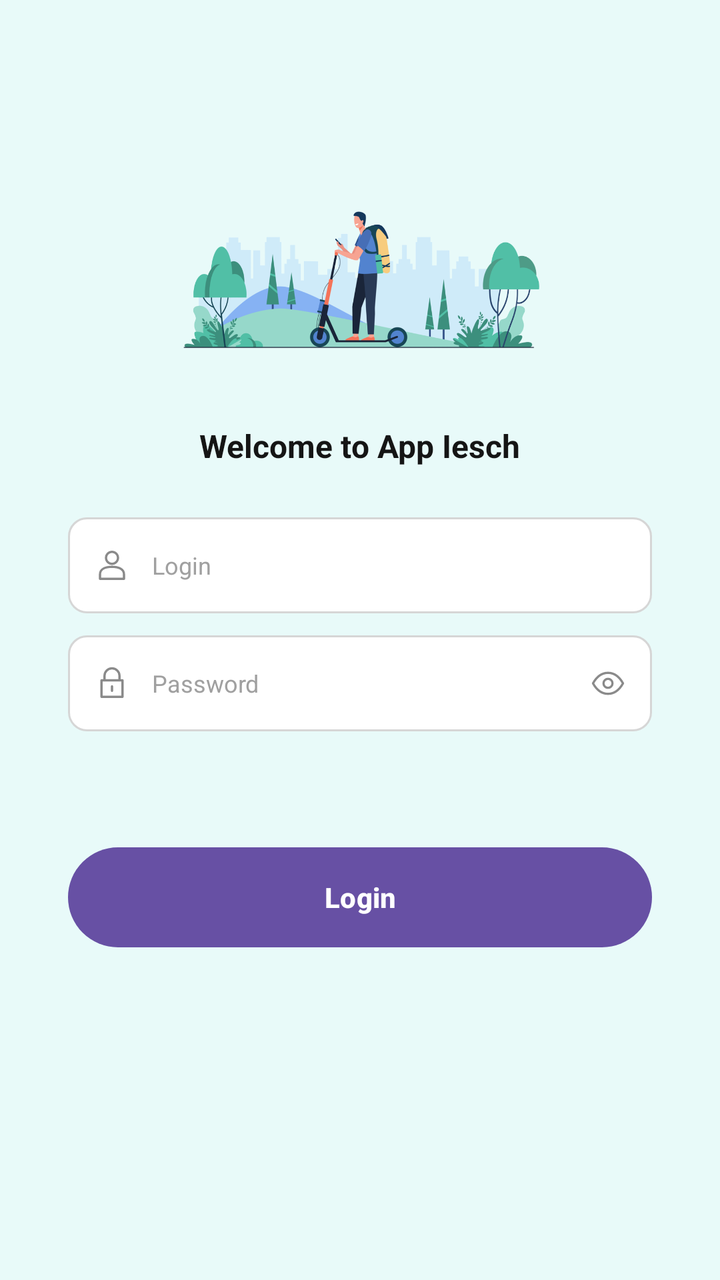
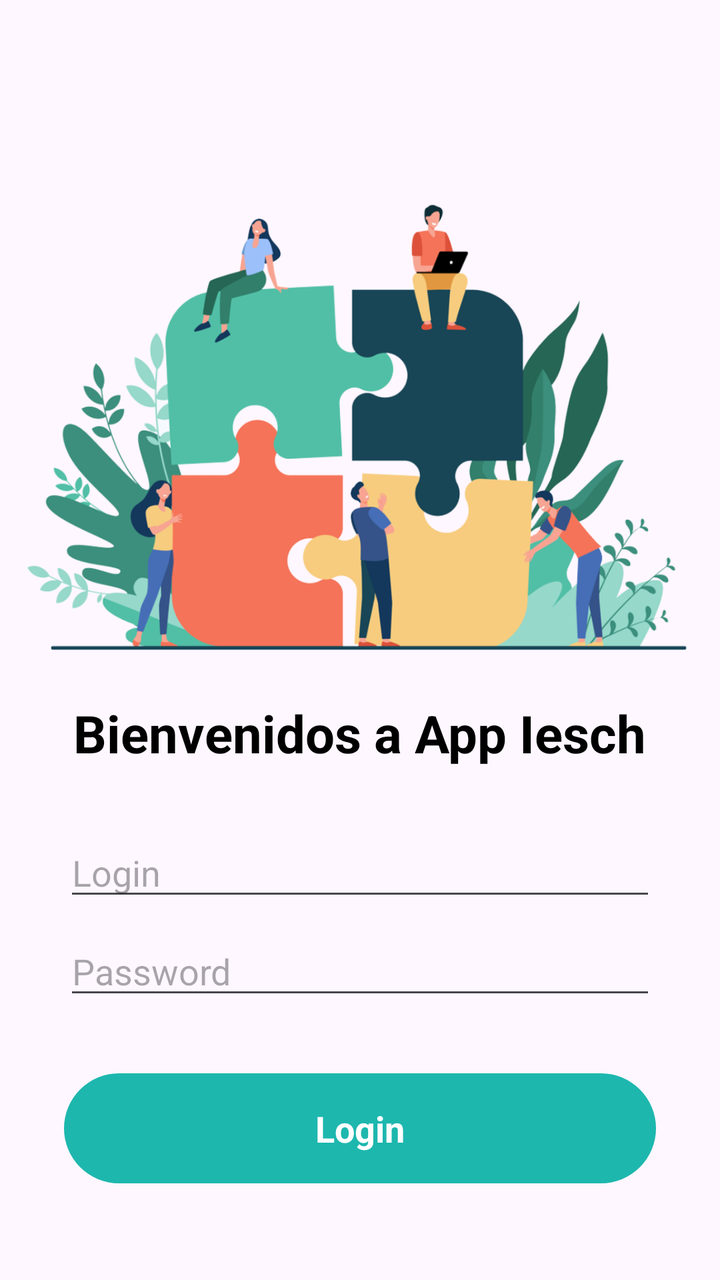

Two renders of the same Android screen: before a commit and after it. Below are the layout's source before the change and the commit's diff.
<!-- AndroidManifest.xml: application theme Theme.Pratica01Esther -->
<!-- res/layout/activity_login.xml -->
<?xml version="1.0" encoding="utf-8"?>
<LinearLayout xmlns:android="http://schemas.android.com/apk/res/android"
    android:layout_width="match_parent"
    android:layout_height="match_parent"
    android:background="#E8FAF9"
    android:gravity="center_horizontal"
    android:orientation="vertical"
    android:paddingStart="34dp"
    android:paddingEnd="34dp">

    <ImageView
        android:id="@+id/imgLogin"
        android:layout_width="190dp"
        android:layout_height="165dp"
        android:layout_marginTop="42dp"
        android:contentDescription="@string/login_image_description"
        android:scaleType="fitCenter"
        android:src="@drawable/login_banner" />

    <TextView
        android:id="@+id/tvLoginTitle"
        android:layout_width="wrap_content"
        android:layout_height="wrap_content"
        android:layout_marginTop="5dp"
        android:text="@string/login_title"
        android:textColor="#151515"
        android:textSize="16sp"
        android:textStyle="bold" />

    
    <LinearLayout
        android:layout_width="match_parent"
        android:layout_height="48dp"
        android:layout_marginTop="25dp"
        android:background="@drawable/bg_login_field"
        android:gravity="center_vertical"
        android:orientation="horizontal"
        android:paddingStart="13dp"
        android:paddingEnd="13dp">

        <ImageView
            android:layout_width="18dp"
            android:layout_height="18dp"
            android:contentDescription="@null"
            android:src="@drawable/ic_user" />

        <EditText
            android:id="@+id/etName"
            android:layout_width="0dp"
            android:layout_height="match_parent"
            android:layout_marginStart="11dp"
            android:layout_weight="1"
            android:background="@android:color/transparent"
            android:hint="@string/name_hint"
            android:inputType="textPersonName"
            android:maxLines="1"
            android:padding="0dp"
            android:textColor="#263764"
            android:textColorHint="#A0A0A0"
            android:textSize="12sp" />

    </LinearLayout>

    
    <LinearLayout
        android:layout_width="match_parent"
        android:layout_height="48dp"
        android:layout_marginTop="11dp"
        android:background="@drawable/bg_login_field"
        android:gravity="center_vertical"
        android:orientation="horizontal"
        android:paddingStart="13dp"
        android:paddingEnd="13dp">

        <ImageView
            android:layout_width="18dp"
            android:layout_height="18dp"
            android:contentDescription="@null"
            android:src="@drawable/ic_lock" />

        <EditText
            android:id="@+id/etPassword"
            android:layout_width="0dp"
            android:layout_height="match_parent"
            android:layout_marginStart="11dp"
            android:layout_weight="1"
            android:background="@android:color/transparent"
            android:hint="@string/password_hint"
            android:inputType="textPassword"
            android:maxLines="1"
            android:padding="0dp"
            android:textColor="#263764"
            android:textColorHint="#A0A0A0"
            android:textSize="12sp" />

        <ImageView
            android:layout_width="18dp"
            android:layout_height="18dp"
            android:contentDescription="@null"
            android:src="@drawable/ic_eye" />

    </LinearLayout>

    <Button
        android:id="@+id/btnLogin"
        android:layout_width="match_parent"
        android:layout_height="50dp"
        android:layout_marginTop="58dp"
        android:background="@drawable/bg_login_button"
        android:text="@string/enter_button"
        android:textAllCaps="false"
        android:textColor="@android:color/white"
        android:textSize="14sp"
        android:textStyle="bold" />

</LinearLayout>
<!-- resources referenced by this layout -->
<resources>
  <!-- drawable bg_login_button (drawable) -->
  <?xml version="1.0" encoding="utf-8"?>
  <shape xmlns:android="http://schemas.android.com/apk/res/android">
  
      <solid android:color="#42C2BC" />
  
      <corners android:radius="28dp" />
  
  </shape>
  <!-- drawable bg_login_field (drawable) -->
  <?xml version="1.0" encoding="utf-8"?>
  <shape xmlns:android="http://schemas.android.com/apk/res/android">
  
      <solid android:color="#FFFFFF" />
  
      <corners android:radius="9dp" />
  
      <stroke
          android:width="1dp"
          android:color="#D6D6D6" />
  
  </shape>
  <!-- drawable ic_eye (drawable) -->
  <?xml version="1.0" encoding="utf-8"?>
  <vector xmlns:android="http://schemas.android.com/apk/res/android"
      android:width="24dp"
      android:height="24dp"
      android:viewportWidth="24"
      android:viewportHeight="24">
  
      <path
          android:fillColor="@android:color/transparent"
          android:strokeColor="#8A8A8A"
          android:strokeWidth="1.5"
          android:strokeLineCap="round"
          android:strokeLineJoin="round"
          android:pathData="M2,12 C4.5,7.5 8,5 12,5 C16,5 19.5,7.5 22,12 C19.5,16.5 16,19 12,19 C8,19 4.5,16.5 2,12 Z M12,9 A3,3 0,1 0,12,15 A3,3 0,1 0,12,9" />
  
  </vector>
  <!-- drawable ic_lock (drawable) -->
  <?xml version="1.0" encoding="utf-8"?>
  <vector xmlns:android="http://schemas.android.com/apk/res/android"
      android:width="24dp"
      android:height="24dp"
      android:viewportWidth="24"
      android:viewportHeight="24">
  
      <path
          android:fillColor="@android:color/transparent"
          android:strokeColor="#8A8A8A"
          android:strokeWidth="1.5"
          android:strokeLineCap="round"
          android:strokeLineJoin="round"
          android:pathData="M7,10 L7,7 A5,5 0,0 1,17,7 L17,10 M5,10 L19,10 L19,21 L5,21 Z M12,14 L12,17" />
  
  </vector>
  <!-- drawable ic_user (drawable) -->
  <?xml version="1.0" encoding="utf-8"?>
  <vector xmlns:android="http://schemas.android.com/apk/res/android"
      android:width="24dp"
      android:height="24dp"
      android:viewportWidth="24"
      android:viewportHeight="24">
  
      <path
          android:fillColor="@android:color/transparent"
          android:strokeColor="#8A8A8A"
          android:strokeWidth="1.5"
          android:strokeLineCap="round"
          android:strokeLineJoin="round"
          android:pathData="M12,3 A4,4 0,1 0,12,11 A4,4 0,1 0,12,3 M4,21 L4,18 C4,14.5 7.5,13 12,13 C16.5,13 20,14.5 20,18 L20,21 Z" />
  
  </vector>
  <!-- drawable login_banner: png bitmap (drawable-hdpi, 70246 bytes) -->
  <string name="enter_button">Login</string>
  <string name="login_image_description">Login image</string>
  <string name="login_title">Welcome to App Iesch</string>
  <string name="name_hint">Login</string>
  <string name="password_hint">Password</string>
  <style name="Theme.Pratica01Esther" parent="Base.Theme.Pratica01Esther" />
  <style name="Base.Theme.Pratica01Esther" parent="Theme.Material3.DayNight.NoActionBar">
          
          
      </style>
</resources>

<!-- the commit's change to res/layout/activity_login.xml (unified diff, before → after) -->
@@ -1,116 +1,82 @@
 <?xml version="1.0" encoding="utf-8"?>
-<LinearLayout xmlns:android="http://schemas.android.com/apk/res/android"
+<androidx.constraintlayout.widget.ConstraintLayout xmlns:android="http://schemas.android.com/apk/res/android"
+    xmlns:app="http://schemas.android.com/apk/res-auto"
+    xmlns:tools="http://schemas.android.com/tools"
+    android:id="@+id/main"
     android:layout_width="match_parent"
-    android:layout_height="match_parent"
-    android:background="#E8FAF9"
-    android:gravity="center_horizontal"
-    android:orientation="vertical"
-    android:paddingStart="34dp"
-    android:paddingEnd="34dp">
+    android:layout_height="match_parent">
 
     <ImageView
-        android:id="@+id/imgLogin"
-        android:layout_width="190dp"
-        android:layout_height="165dp"
-        android:layout_marginTop="42dp"
-        android:contentDescription="@string/login_image_description"
-        android:scaleType="fitCenter"
-        android:src="@drawable/login_banner" />
+        android:id="@+id/imgBanner"
+        android:layout_width="wrap_content"
+        android:layout_height="wrap_content"
+        android:layout_marginTop="70dp"
+        app:layout_constraintEnd_toEndOf="parent"
+        app:layout_constraintStart_toStartOf="parent"
+        app:layout_constraintTop_toTopOf="parent"
+        app:srcCompat="@drawable/banner_intro" />
 
     <TextView
-        android:id="@+id/tvLoginTitle"
+        android:id="@+id/tvBienvenida"
         android:layout_width="wrap_content"
         android:layout_height="wrap_content"
-        android:layout_marginTop="5dp"
-        android:text="@string/login_title"
-        android:textColor="#151515"
-        android:textSize="16sp"
-        android:textStyle="bold" />
+        android:text="Bienvenidos a App Iesch"
+        android:textColor="#000000"
+        android:textSize="26sp"
+        android:textStyle="bold"
+        app:layout_constraintEnd_toEndOf="parent"
+        app:layout_constraintStart_toStartOf="parent"
+        app:layout_constraintTop_toBottomOf="@+id/imgBanner" />
 
-    
-    <LinearLayout
+
+    <EditText
+        android:id="@+id/etUsuario"
+        android:layout_width="0dp"
+        android:layout_height="wrap_content"
+        android:layout_marginStart="32dp"
+        android:layout_marginTop="30dp"
+        android:layout_marginEnd="32dp"
+        android:hint="@string/hint_usuario"
+        android:inputType="text"
+        app:layout_constraintEnd_toEndOf="parent"
+        app:layout_constraintStart_toStartOf="parent"
+        app:layout_constraintTop_toBottomOf="@+id/tvBienvenida" />
+
+    <EditText
+        android:id="@+id/etContrasena"
+        android:layout_width="0dp"
+        android:layout_height="wrap_content"
+        android:layout_marginStart="32dp"
+        android:layout_marginTop="8dp"
+        android:layout_marginEnd="32dp"
+        android:hint="@string/hint_contrasena"
+        android:inputType="textPassword"
+        app:layout_constraintEnd_toEndOf="parent"
+        app:layout_constraintStart_toStartOf="parent"
+        app:layout_constraintTop_toBottomOf="@+id/etUsuario" />
+
+    <androidx.constraintlayout.widget.ConstraintLayout
+        android:id="@+id/btnEntrar"
         android:layout_width="match_parent"
-        android:layout_height="48dp"
-        android:layout_marginTop="25dp"
-        android:background="@drawable/bg_login_field"
-        android:gravity="center_vertical"
-        android:orientation="horizontal"
-        android:paddingStart="13dp"
-        android:paddingEnd="13dp">
+        android:layout_height="55dp"
+        android:layout_margin="32dp"
+        android:background="@drawable/button_background_green1"
+        app:layout_constraintTop_toBottomOf="@+id/etContrasena"
+        tools:layout_editor_absoluteX="32dp">
 
-        <ImageView
-            android:layout_width="18dp"
-            android:layout_height="18dp"
-            android:contentDescription="@null"
-            android:src="@drawable/ic_user" />
+        <TextView
+            android:id="@+id/tvEntrar"
+            android:layout_width="wrap_content"
+            android:layout_height="wrap_content"
+            android:text="Login"
+            android:textColor="#ffffff"
+            android:textSize="18sp"
+            android:textStyle="bold"
+            app:layout_constraintBottom_toBottomOf="parent"
+            app:layout_constraintEnd_toEndOf="parent"
+            app:layout_constraintStart_toStartOf="parent"
+            app:layout_constraintTop_toTopOf="parent" />
 
-        <EditText
-            android:id="@+id/etName"
-            android:layout_width="0dp"
-            android:layout_height="match_parent"
-            android:layout_marginStart="11dp"
-            android:layout_weight="1"
-            android:background="@android:color/transparent"
-            android:hint="@string/name_hint"
-            android:inputType="textPersonName"
-            android:maxLines="1"
-            android:padding="0dp"
-            android:textColor="#263764"
-            android:textColorHint="#A0A0A0"
-            android:textSize="12sp" />
+    </androidx.constraintlayout.widget.ConstraintLayout>
 
-    </LinearLayout>
-
-    
-    <LinearLayout
-        android:layout_width="match_parent"
-        android:layout_height="48dp"
-        android:layout_marginTop="11dp"
-        android:background="@drawable/bg_login_field"
-        android:gravity="center_vertical"
-        android:orientation="horizontal"
-        android:paddingStart="13dp"
-        android:paddingEnd="13dp">
-
-        <ImageView
-            android:layout_width="18dp"
-            android:layout_height="18dp"
-            android:contentDescription="@null"
-            android:src="@drawable/ic_lock" />
-
-        <EditText
-            android:id="@+id/etPassword"
-            android:layout_width="0dp"
-            android:layout_height="match_parent"
-            android:layout_marginStart="11dp"
-            android:layout_weight="1"
-            android:background="@android:color/transparent"
-            android:hint="@string/password_hint"
-            android:inputType="textPassword"
-            android:maxLines="1"
-            android:padding="0dp"
-            android:textColor="#263764"
-            android:textColorHint="#A0A0A0"
-            android:textSize="12sp" />
-
-        <ImageView
-            android:layout_width="18dp"
-            android:layout_height="18dp"
-            android:contentDescription="@null"
-            android:src="@drawable/ic_eye" />
-
-    </LinearLayout>
-
-    <Button
-        android:id="@+id/btnLogin"
-        android:layout_width="match_parent"
-        android:layout_height="50dp"
-        android:layout_marginTop="58dp"
-        android:background="@drawable/bg_login_button"
-        android:text="@string/enter_button"
-        android:textAllCaps="false"
-        android:textColor="@android:color/white"
-        android:textSize="14sp"
-        android:textStyle="bold" />
-
-</LinearLayout>
+</androidx.constraintlayout.widget.ConstraintLayout>
<!-- resource entries referenced after the edit -->
@@ -1,84 +1,18 @@
 <!-- resources referenced by this layout -->
 <resources>
-  <!-- drawable bg_login_button (drawable) -->
+  <!-- drawable banner_intro: png bitmap (drawable-hdpi, 92882 bytes) -->
+  <!-- drawable button_background_green1 (drawable) -->
   <?xml version="1.0" encoding="utf-8"?>
-  <shape xmlns:android="http://schemas.android.com/apk/res/android">
-  
-      <solid android:color="#42C2BC" />
-  
-      <corners android:radius="28dp" />
-  
-  </shape>
-  <!-- drawable bg_login_field (drawable) -->
-  <?xml version="1.0" encoding="utf-8"?>
-  <shape xmlns:android="http://schemas.android.com/apk/res/android">
-  
-      <solid android:color="#FFFFFF" />
-  
-      <corners android:radius="9dp" />
-  
-      <stroke
-          android:width="1dp"
-          android:color="#D6D6D6" />
-  
-  </shape>
-  <!-- drawable ic_eye (drawable) -->
-  <?xml version="1.0" encoding="utf-8"?>
-  <vector xmlns:android="http://schemas.android.com/apk/res/android"
-      android:width="24dp"
-      android:height="24dp"
-      android:viewportWidth="24"
-      android:viewportHeight="24">
-  
-      <path
-          android:fillColor="@android:color/transparent"
-          android:strokeColor="#8A8A8A"
-          android:strokeWidth="1.5"
-          android:strokeLineCap="round"
-          android:strokeLineJoin="round"
-          android:pathData="M2,12 C4.5,7.5 8,5 12,5 C16,5 19.5,7.5 22,12 C19.5,16.5 16,19 12,19 C8,19 4.5,16.5 2,12 Z M12,9 A3,3 0,1 0,12,15 A3,3 0,1 0,12,9" />
-  
-  </vector>
-  <!-- drawable ic_lock (drawable) -->
-  <?xml version="1.0" encoding="utf-8"?>
-  <vector xmlns:android="http://schemas.android.com/apk/res/android"
-      android:width="24dp"
-      android:height="24dp"
-      android:viewportWidth="24"
-      android:viewportHeight="24">
-  
-      <path
-          android:fillColor="@android:color/transparent"
-          android:strokeColor="#8A8A8A"
-          android:strokeWidth="1.5"
-          android:strokeLineCap="round"
-          android:strokeLineJoin="round"
-          android:pathData="M7,10 L7,7 A5,5 0,0 1,17,7 L17,10 M5,10 L19,10 L19,21 L5,21 Z M12,14 L12,17" />
-  
-  </vector>
-  <!-- drawable ic_user (drawable) -->
-  <?xml version="1.0" encoding="utf-8"?>
-  <vector xmlns:android="http://schemas.android.com/apk/res/android"
-      android:width="24dp"
-      android:height="24dp"
-      android:viewportWidth="24"
-      android:viewportHeight="24">
-  
-      <path
-          android:fillColor="@android:color/transparent"
-          android:strokeColor="#8A8A8A"
-          android:strokeWidth="1.5"
-          android:strokeLineCap="round"
-          android:strokeLineJoin="round"
-          android:pathData="M12,3 A4,4 0,1 0,12,11 A4,4 0,1 0,12,3 M4,21 L4,18 C4,14.5 7.5,13 12,13 C16.5,13 20,14.5 20,18 L20,21 Z" />
-  
-  </vector>
-  <!-- drawable login_banner: png bitmap (drawable-hdpi, 70246 bytes) -->
-  <string name="enter_button">Login</string>
-  <string name="login_image_description">Login image</string>
-  <string name="login_title">Welcome to App Iesch</string>
-  <string name="name_hint">Login</string>
-  <string name="password_hint">Password</string>
+  <selector xmlns:android="http://schemas.android.com/apk/res/android">
+  <item>
+      <shape android:shape="rectangle">
+          <corners android:radius="50dp"/>
+          <solid android:color="#1db7ae"/>
+      </shape>
+  </item>
+  </selector>
+  <string name="hint_contrasena">Password</string>
+  <string name="hint_usuario">Login</string>
   <style name="Theme.Pratica01Esther" parent="Base.Theme.Pratica01Esther" />
   <style name="Base.Theme.Pratica01Esther" parent="Theme.Material3.DayNight.NoActionBar">
           
